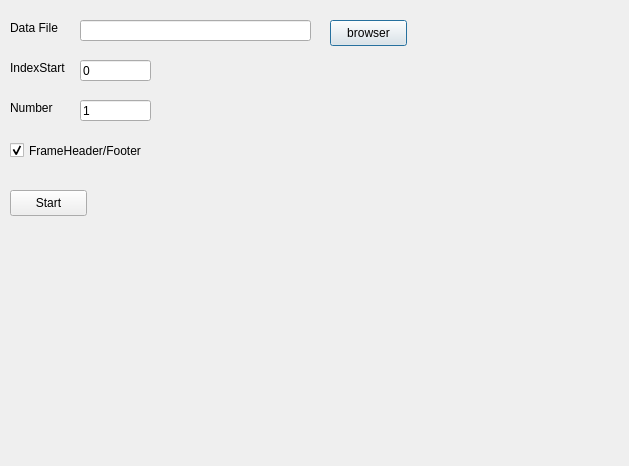
Above: AlgorithmTest/DialogAPSImportData.ui from yixin1851/algorithm_HVS before the change. Below: the same form after it.
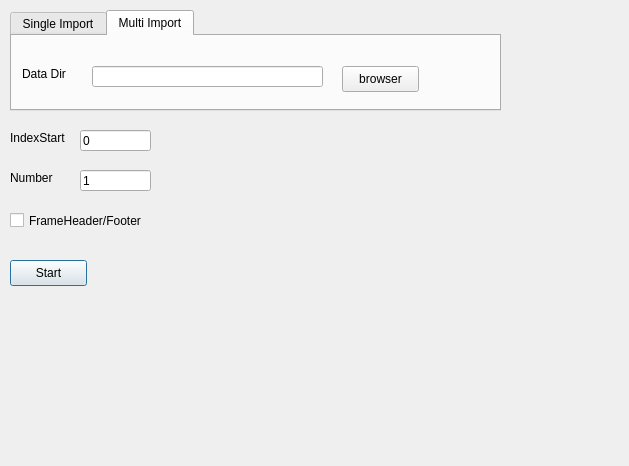
That is the form after the change. The open tabs and pages were chosen to show the change.

```diff
--- a/AlgorithmTest/DialogAPSImportData.ui
+++ b/AlgorithmTest/DialogAPSImportData.ui
@@ -16,47 +16,11 @@
   <property name="windowTitle">
    <string>ImportData</string>
   </property>
-  <widget class="QLineEdit" name="lineEditDataFile">
-   <property name="geometry">
-    <rect>
-     <x>80</x>
-     <y>20</y>
-     <width>231</width>
-     <height>21</height>
-    </rect>
-   </property>
-  </widget>
-  <widget class="QPushButton" name="pushButtonBrowser">
-   <property name="geometry">
-    <rect>
-     <x>330</x>
-     <y>20</y>
-     <width>77</width>
-     <height>26</height>
-    </rect>
-   </property>
-   <property name="text">
-    <string>browser</string>
-   </property>
-  </widget>
-  <widget class="QLabel" name="label">
-   <property name="geometry">
-    <rect>
-     <x>10</x>
-     <y>20</y>
-     <width>61</width>
-     <height>16</height>
-    </rect>
-   </property>
-   <property name="text">
-    <string>Data File</string>
-   </property>
-  </widget>
   <widget class="QLabel" name="label_2">
    <property name="geometry">
     <rect>
      <x>10</x>
-     <y>60</y>
+     <y>130</y>
      <width>61</width>
      <height>16</height>
     </rect>
@@ -69,7 +33,7 @@
    <property name="geometry">
     <rect>
      <x>80</x>
-     <y>60</y>
+     <y>130</y>
      <width>71</width>
      <height>21</height>
     </rect>
@@ -82,7 +46,7 @@
    <property name="geometry">
     <rect>
      <x>10</x>
-     <y>100</y>
+     <y>170</y>
      <width>54</width>
      <height>16</height>
     </rect>
@@ -95,7 +59,7 @@
    <property name="geometry">
     <rect>
      <x>80</x>
-     <y>100</y>
+     <y>170</y>
      <width>71</width>
      <height>21</height>
     </rect>
@@ -108,7 +72,7 @@
    <property name="geometry">
     <rect>
      <x>10</x>
-     <y>190</y>
+     <y>260</y>
      <width>77</width>
      <height>26</height>
     </rect>
@@ -121,7 +85,7 @@
    <property name="geometry">
     <rect>
      <x>10</x>
-     <y>230</y>
+     <y>300</y>
      <width>71</width>
      <height>41</height>
     </rect>
@@ -134,7 +98,7 @@
    <property name="geometry">
     <rect>
      <x>10</x>
-     <y>140</y>
+     <y>210</y>
      <width>151</width>
      <height>21</height>
     </rect>
@@ -143,9 +107,104 @@
     <string>FrameHeader/Footer</string>
    </property>
    <property name="checked">
-    <bool>true</bool>
+    <bool>false</bool>
    </property>
   </widget>
+  <widget class="QTabWidget" name="tabWidget">
+   <property name="geometry">
+    <rect>
+     <x>10</x>
+     <y>10</y>
+     <width>491</width>
+     <height>101</height>
+    </rect>
+   </property>
+   <property name="currentIndex">
+    <number>0</number>
+   </property>
+   <widget class="QWidget" name="tab">
+    <attribute name="title">
+     <string>Single Import</string>
+    </attribute>
+    <widget class="QPushButton" name="pushButtonBrowser">
+     <property name="geometry">
+      <rect>
+       <x>330</x>
+       <y>30</y>
+       <width>77</width>
+       <height>26</height>
+      </rect>
+     </property>
+     <property name="text">
+      <string>browser</string>
+     </property>
+    </widget>
+    <widget class="QLineEdit" name="lineEditDataFile">
+     <property name="geometry">
+      <rect>
+       <x>80</x>
+       <y>30</y>
+       <width>231</width>
+       <height>21</height>
+      </rect>
+     </property>
+    </widget>
+    <widget class="QLabel" name="label">
+     <property name="geometry">
+      <rect>
+       <x>10</x>
+       <y>30</y>
+       <width>61</width>
+       <height>16</height>
+      </rect>
+     </property>
+     <property name="text">
+      <string>Data File</string>
+     </property>
+    </widget>
+   </widget>
+   <widget class="QWidget" name="tab_2">
+    <attribute name="title">
+     <string>Multi Import</string>
+    </attribute>
+    <widget class="QPushButton" name="pushButtonBrowser_2">
+     <property name="geometry">
+      <rect>
+       <x>330</x>
+       <y>30</y>
+       <width>77</width>
+       <height>26</height>
+      </rect>
+     </property>
+     <property name="text">
+      <string>browser</string>
+     </property>
+    </widget>
+    <widget class="QLineEdit" name="lineEditDataFile_2">
+     <property name="geometry">
+      <rect>
+       <x>80</x>
+       <y>30</y>
+       <width>231</width>
+       <height>21</height>
+      </rect>
+     </property>
+    </widget>
+    <widget class="QLabel" name="label_4">
+     <property name="geometry">
+      <rect>
+       <x>10</x>
+       <y>30</y>
+       <width>61</width>
+       <height>16</height>
+      </rect>
+     </property>
+     <property name="text">
+      <string>Data Dir</string>
+     </property>
+    </widget>
+   </widget>
+  </widget>
  </widget>
  <resources/>
  <connections/>
```
